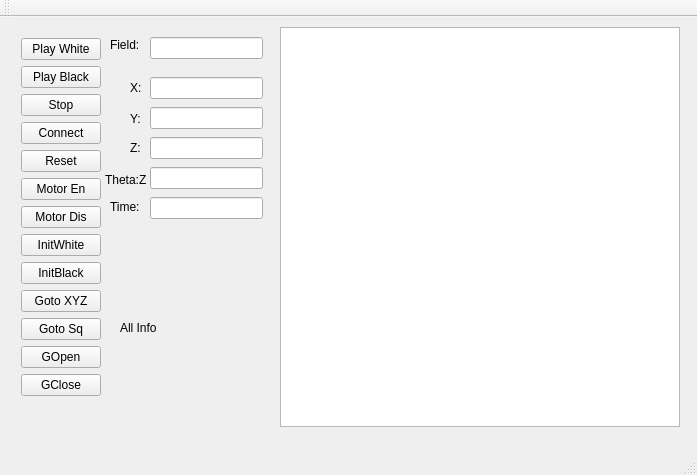
Old version of the form src/camera_test/scripts/mainwindow.ui in the repository rmumi/mover4_checkers.
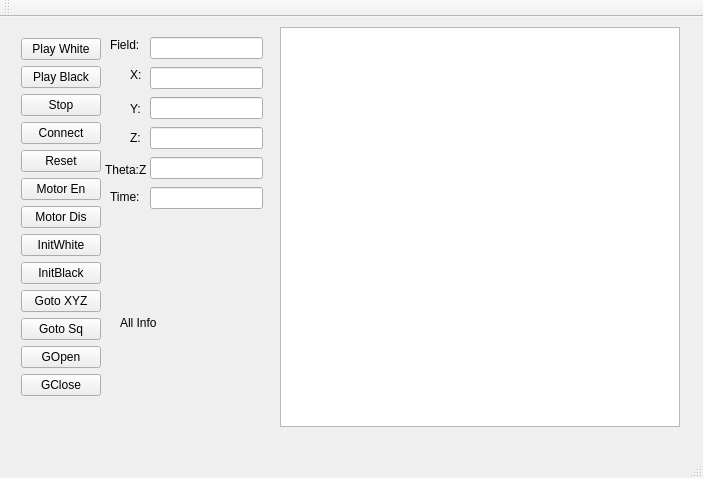
New version of the form.

Patch:
```diff
--- a/src/camera_test/scripts/mainwindow.ui
+++ b/src/camera_test/scripts/mainwindow.ui
@@ -6,8 +6,8 @@
    <rect>
     <x>0</x>
     <y>0</y>
-    <width>697</width>
-    <height>475</height>
+    <width>703</width>
+    <height>478</height>
    </rect>
   </property>
   <property name="windowTitle">
@@ -131,7 +131,7 @@
     <property name="geometry">
      <rect>
       <x>150</x>
-      <y>90</y>
+      <y>80</y>
       <width>113</width>
       <height>22</height>
      </rect>
@@ -141,7 +141,7 @@
     <property name="geometry">
      <rect>
       <x>150</x>
-      <y>120</y>
+      <y>110</y>
       <width>113</width>
       <height>22</height>
      </rect>
@@ -151,7 +151,7 @@
     <property name="geometry">
      <rect>
       <x>150</x>
-      <y>60</y>
+      <y>50</y>
       <width>113</width>
       <height>22</height>
      </rect>
@@ -161,7 +161,7 @@
     <property name="geometry">
      <rect>
       <x>130</x>
-      <y>63</y>
+      <y>50</y>
       <width>16</width>
       <height>16</height>
      </rect>
@@ -174,7 +174,7 @@
     <property name="geometry">
      <rect>
       <x>130</x>
-      <y>94</y>
+      <y>84</y>
       <width>16</width>
       <height>16</height>
      </rect>
@@ -187,7 +187,7 @@
     <property name="geometry">
      <rect>
       <x>130</x>
-      <y>123</y>
+      <y>113</y>
       <width>16</width>
       <height>16</height>
      </rect>
@@ -223,7 +223,7 @@
     <property name="geometry">
      <rect>
       <x>105</x>
-      <y>153</y>
+      <y>143</y>
       <width>41</width>
       <height>20</height>
      </rect>
@@ -236,7 +236,7 @@
     <property name="geometry">
      <rect>
       <x>150</x>
-      <y>150</y>
+      <y>140</y>
       <width>113</width>
       <height>22</height>
      </rect>
@@ -246,7 +246,7 @@
     <property name="geometry">
      <rect>
       <x>150</x>
-      <y>180</y>
+      <y>170</y>
       <width>113</width>
       <height>22</height>
      </rect>
@@ -256,7 +256,7 @@
     <property name="geometry">
      <rect>
       <x>110</x>
-      <y>180</y>
+      <y>170</y>
       <width>41</width>
       <height>20</height>
      </rect>
@@ -269,9 +269,9 @@
     <property name="geometry">
      <rect>
       <x>120</x>
-      <y>220</y>
+      <y>200</y>
       <width>141</width>
-      <height>181</height>
+      <height>211</height>
      </rect>
     </property>
     <property name="text">
```
Left out of the diff: 6 changed lines with no effect on the pictures.
